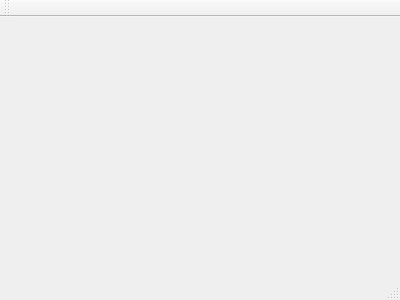
The window that mainwindow.ui (fnduister/INF1600_TP2) describes before a commit, drawn with Qt 5.
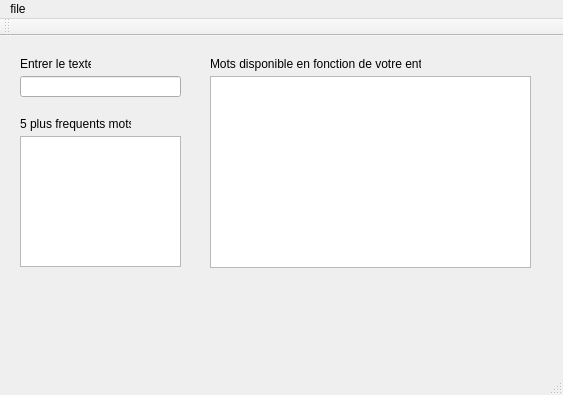
The same window after the commit.

Commit message: ajout du design probleme avec les librairies qt

The edit to the form file:
```diff
--- a/mainwindow.ui
+++ b/mainwindow.ui
@@ -1,24 +1,133 @@
 <ui version="4.0">
  <class>MainWindow</class>
- <widget class="QMainWindow" name="MainWindow" >
-  <property name="geometry" >
+ <widget class="QMainWindow" name="MainWindow">
+  <property name="geometry">
    <rect>
     <x>0</x>
     <y>0</y>
-    <width>400</width>
-    <height>300</height>
+    <width>563</width>
+    <height>395</height>
    </rect>
   </property>
   <property name="windowTitle" >
    <string>MainWindow</string>
   </property>
-  <widget class="QMenuBar" name="menuBar" />
-  <widget class="QToolBar" name="mainToolBar" />
-  <widget class="QWidget" name="centralWidget" />
-  <widget class="QStatusBar" name="statusBar" />
+  <widget class="QWidget" name="centralWidget">
+   <widget class="QLabel" name="label">
+    <property name="geometry">
+     <rect>
+      <x>20</x>
+      <y>20</y>
+      <width>71</width>
+      <height>16</height>
+     </rect>
+    </property>
+    <property name="text">
+     <string>Entrer le texte</string>
+    </property>
+   </widget>
+   <widget class="QLineEdit" name="lineEdit">
+    <property name="geometry">
+     <rect>
+      <x>20</x>
+      <y>40</y>
+      <width>161</width>
+      <height>21</height>
+     </rect>
+    </property>
+   </widget>
+   <widget class="QLabel" name="label_2">
+    <property name="geometry">
+     <rect>
+      <x>20</x>
+      <y>80</y>
+      <width>111</width>
+      <height>16</height>
+     </rect>
+    </property>
+    <property name="text">
+     <string>5 plus frequents mots</string>
+    </property>
+   </widget>
+   <widget class="QListWidget" name="listWidget_2">
+    <property name="geometry">
+     <rect>
+      <x>20</x>
+      <y>100</y>
+      <width>161</width>
+      <height>131</height>
+     </rect>
+    </property>
+   </widget>
+   <widget class="QLabel" name="label_3">
+    <property name="geometry">
+     <rect>
+      <x>210</x>
+      <y>20</y>
+      <width>211</width>
+      <height>16</height>
+     </rect>
+    </property>
+    <property name="text">
+     <string>Mots disponible en fonction de votre entrée</string>
+    </property>
+   </widget>
+   <widget class="QColumnView" name="columnView">
+    <property name="geometry">
+     <rect>
+      <x>210</x>
+      <y>40</y>
+      <width>321</width>
+      <height>192</height>
+     </rect>
+    </property>
+   </widget>
+  </widget>
+  <widget class="QMenuBar" name="menuBar">
+   <property name="geometry">
+    <rect>
+     <x>0</x>
+     <y>0</y>
+     <width>563</width>
+     <height>20</height>
+    </rect>
+   </property>
+   <widget class="QMenu" name="menufile">
+    <property name="title">
+     <string>file</string>
+    </property>
+    <addaction name="actioncharger_lexique"/>
+    <addaction name="actionParametres"/>
+    <addaction name="actionFermer_fenetre"/>
+   </widget>
+   <addaction name="menufile"/>
+  </widget>
+  <widget class="QToolBar" name="mainToolBar">
+   <attribute name="toolBarArea">
+    <enum>TopToolBarArea</enum>
+   </attribute>
+   <attribute name="toolBarBreak">
+    <bool>false</bool>
+   </attribute>
+  </widget>
+  <widget class="QStatusBar" name="statusBar"/>
+  <action name="actioncharger_lexique">
+   <property name="text">
+    <string>Charger lexique</string>
+   </property>
+  </action>
+  <action name="actionFermer_fenetre">
+   <property name="text">
+    <string>Fermer fenetre</string>
+   </property>
+  </action>
+  <action name="actionParametres">
+   <property name="text">
+    <string>Parametres</string>
+   </property>
+  </action>
  </widget>
- <layoutDefault spacing="6" margin="11" />
- <pixmapfunction></pixmapfunction>
+ <layoutdefault spacing="6" margin="11"/>
  <resources/>
  <connections/>
 </ui>
```
Left out of the diff: 3 changed lines with no effect on the pictures. The commit also changes 2 other files.
